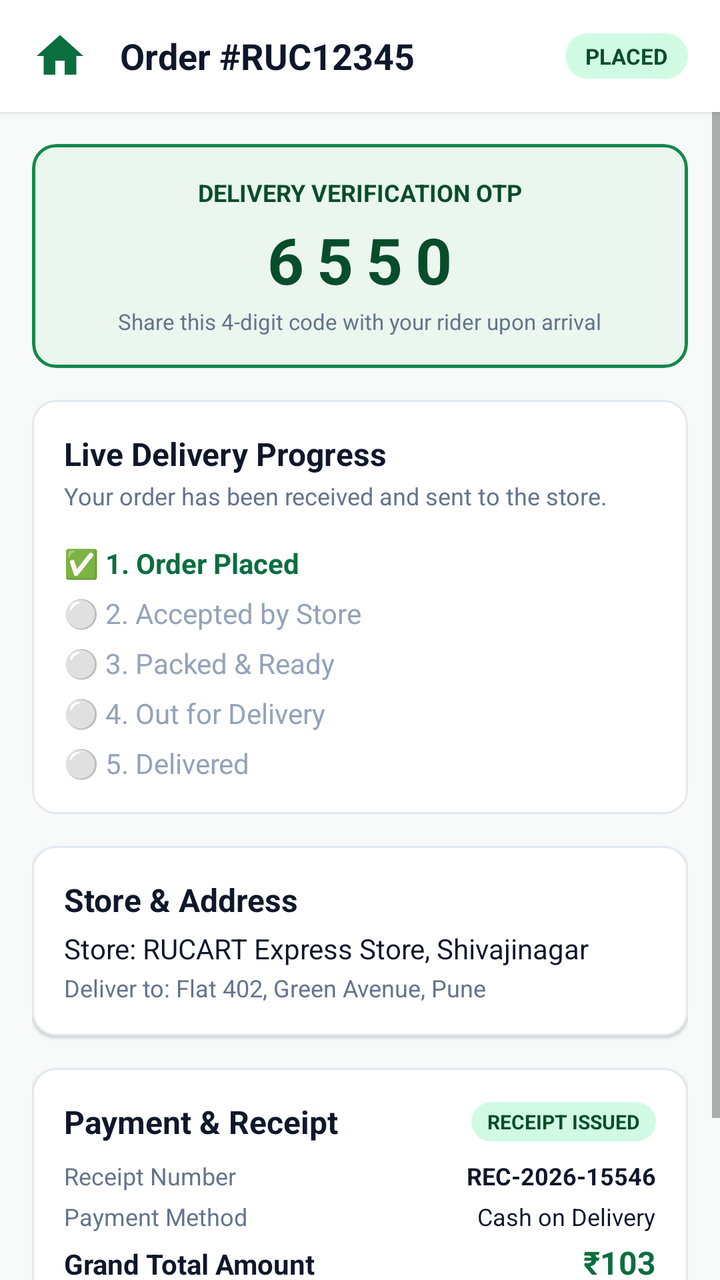
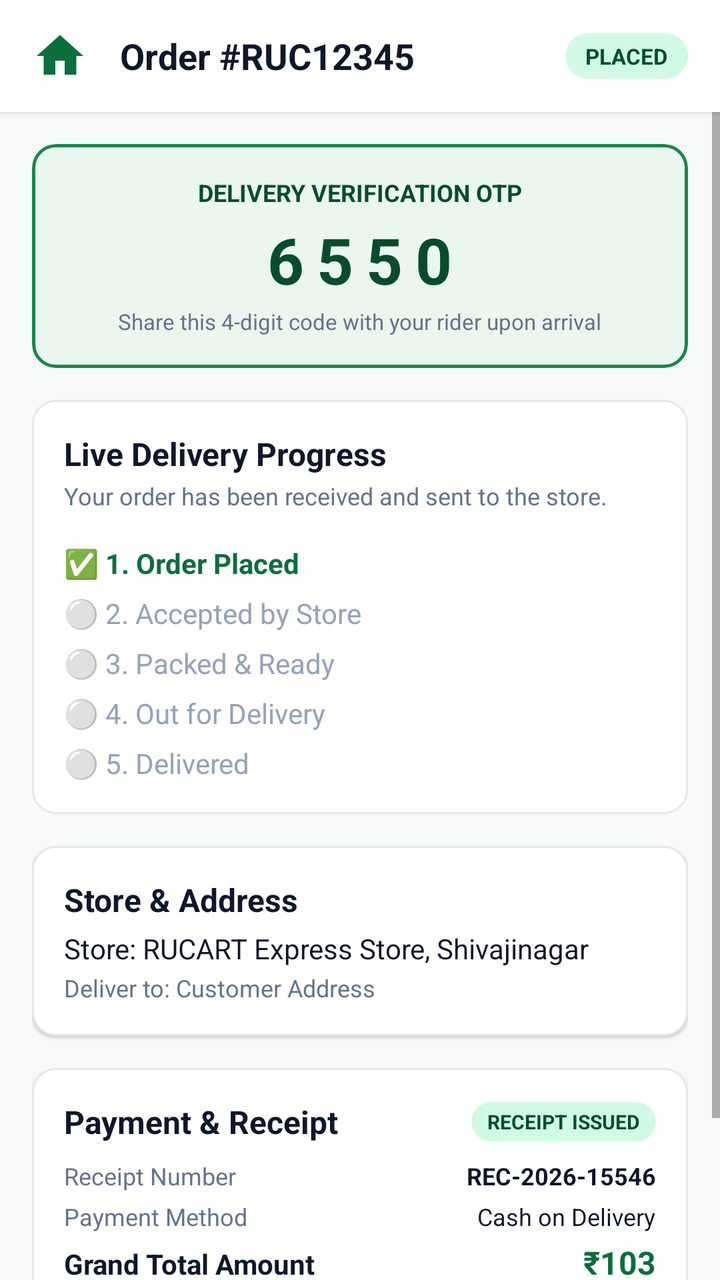

An Android layout rendered at two revisions. The XML below is the earlier revision; the diff shows what the commit changed to produce the second picture.
<!-- AndroidManifest.xml: application theme Theme.Rucart -->
<!-- res/layout/activity_order_detail.xml -->
<?xml version="1.0" encoding="utf-8"?>
<LinearLayout xmlns:android="http://schemas.android.com/apk/res/android"
    xmlns:app="http://schemas.android.com/apk/res-auto"
    android:layout_width="match_parent"
    android:layout_height="match_parent"
    android:background="@color/window_background"
    android:orientation="vertical">

    
    <LinearLayout
        android:layout_width="match_parent"
        android:layout_height="56dp"
        android:background="@color/white"
        android:elevation="2dp"
        android:gravity="center_vertical"
        android:orientation="horizontal"
        android:paddingHorizontal="@dimen/spacing_medium">

        <ImageView
            android:id="@+id/btnBackOrderDetail"
            android:layout_width="28dp"
            android:layout_height="28dp"
            android:background="?attr/selectableItemBackgroundBorderless"
            android:src="@drawable/ic_home" />

        <TextView
            android:id="@+id/tvOrderDetailNumber"
            android:layout_width="0dp"
            android:layout_height="wrap_content"
            android:layout_marginStart="@dimen/spacing_medium"
            android:layout_weight="1"
            android:text="Order #RUC12345"
            android:textColor="@color/text_primary"
            android:textSize="@dimen/text_heading"
            android:textStyle="bold" />

        <TextView
            android:id="@+id/tvOrderDetailStatusBadge"
            android:layout_width="wrap_content"
            android:layout_height="wrap_content"
            android:background="@drawable/bg_badge_green"
            android:paddingHorizontal="10dp"
            android:paddingVertical="4dp"
            android:text="PLACED"
            android:textColor="@color/primary_green_dark"
            android:textSize="11sp"
            android:textStyle="bold" />
    </LinearLayout>

    <ScrollView
        android:layout_width="match_parent"
        android:layout_height="0dp"
        android:layout_weight="1"
        android:fillViewport="true">

        <LinearLayout
            android:layout_width="match_parent"
            android:layout_height="wrap_content"
            android:orientation="vertical"
            android:padding="@dimen/spacing_medium">

            
            <com.google.android.material.card.MaterialCardView
                android:layout_width="match_parent"
                android:layout_height="wrap_content"
                app:cardBackgroundColor="@color/primary_green_ultra_light"
                app:cardCornerRadius="@dimen/corner_radius_medium"
                app:cardElevation="0dp"
                app:strokeColor="@color/primary_green_light"
                app:strokeWidth="1.5dp">

                <LinearLayout
                    android:layout_width="match_parent"
                    android:layout_height="wrap_content"
                    android:gravity="center"
                    android:orientation="vertical"
                    android:padding="@dimen/spacing_medium">

                    <TextView
                        android:layout_width="wrap_content"
                        android:layout_height="wrap_content"
                        android:text="DELIVERY VERIFICATION OTP"
                        android:textColor="@color/primary_green_dark"
                        android:textSize="12sp"
                        android:textStyle="bold" />

                    <TextView
                        android:id="@+id/tvOrderOtp"
                        android:layout_width="wrap_content"
                        android:layout_height="wrap_content"
                        android:layout_marginTop="4dp"
                        android:letterSpacing="0.2"
                        android:text="6550"
                        android:textColor="@color/primary_green_dark"
                        android:textSize="32sp"
                        android:textStyle="bold" />

                    <TextView
                        android:layout_width="wrap_content"
                        android:layout_height="wrap_content"
                        android:layout_marginTop="2dp"
                        android:text="Share this 4-digit code with your rider upon arrival"
                        android:textColor="@color/text_secondary"
                        android:textSize="11sp" />
                </LinearLayout>
            </com.google.android.material.card.MaterialCardView>

            
            <com.google.android.material.card.MaterialCardView
                android:layout_width="match_parent"
                android:layout_height="wrap_content"
                android:layout_marginTop="@dimen/spacing_medium"
                app:cardCornerRadius="@dimen/corner_radius_medium"
                app:cardElevation="1dp"
                app:strokeColor="@color/divider_color"
                app:strokeWidth="1dp">

                <LinearLayout
                    android:layout_width="match_parent"
                    android:layout_height="wrap_content"
                    android:orientation="vertical"
                    android:padding="@dimen/spacing_medium">

                    <TextView
                        android:layout_width="wrap_content"
                        android:layout_height="wrap_content"
                        android:text="Live Delivery Progress"
                        android:textColor="@color/text_primary"
                        android:textSize="@dimen/text_subheading"
                        android:textStyle="bold" />

                    <TextView
                        android:id="@+id/tvStatusDescription"
                        android:layout_width="wrap_content"
                        android:layout_height="wrap_content"
                        android:layout_marginTop="2dp"
                        android:text="Your order has been received and sent to the store."
                        android:textColor="@color/text_secondary"
                        android:textSize="@dimen/text_caption" />

                    
                    <LinearLayout
                        android:layout_width="match_parent"
                        android:layout_height="wrap_content"
                        android:layout_marginTop="@dimen/spacing_medium"
                        android:orientation="vertical">

                        <TextView
                            android:id="@+id/stepPlaced"
                            android:layout_width="wrap_content"
                            android:layout_height="wrap_content"
                            android:text="✅ 1. Order Placed"
                            android:textColor="@color/primary_green"
                            android:textSize="@dimen/text_body"
                            android:textStyle="bold" />

                        <TextView
                            android:id="@+id/stepAccepted"
                            android:layout_width="wrap_content"
                            android:layout_height="wrap_content"
                            android:layout_marginTop="6dp"
                            android:text="⚪ 2. Accepted by Store"
                            android:textColor="@color/text_muted"
                            android:textSize="@dimen/text_body" />

                        <TextView
                            android:id="@+id/stepPreparing"
                            android:layout_width="wrap_content"
                            android:layout_height="wrap_content"
                            android:layout_marginTop="6dp"
                            android:text="⚪ 3. Packed &amp; Ready"
                            android:textColor="@color/text_muted"
                            android:textSize="@dimen/text_body" />

                        <TextView
                            android:id="@+id/stepOutForDelivery"
                            android:layout_width="wrap_content"
                            android:layout_height="wrap_content"
                            android:layout_marginTop="6dp"
                            android:text="⚪ 4. Out for Delivery"
                            android:textColor="@color/text_muted"
                            android:textSize="@dimen/text_body" />

                        <TextView
                            android:id="@+id/stepDelivered"
                            android:layout_width="wrap_content"
                            android:layout_height="wrap_content"
                            android:layout_marginTop="6dp"
                            android:text="⚪ 5. Delivered"
                            android:textColor="@color/text_muted"
                            android:textSize="@dimen/text_body" />
                    </LinearLayout>
                </LinearLayout>
            </com.google.android.material.card.MaterialCardView>

            
            <com.google.android.material.card.MaterialCardView
                android:layout_width="match_parent"
                android:layout_height="wrap_content"
                android:layout_marginTop="@dimen/spacing_medium"
                app:cardCornerRadius="@dimen/corner_radius_medium"
                app:cardElevation="1dp"
                app:strokeColor="@color/divider_color"
                app:strokeWidth="1dp">

                <LinearLayout
                    android:layout_width="match_parent"
                    android:layout_height="wrap_content"
                    android:orientation="vertical"
                    android:padding="@dimen/spacing_medium">

                    <TextView
                        android:layout_width="wrap_content"
                        android:layout_height="wrap_content"
                        android:text="Store &amp; Address"
                        android:textColor="@color/text_primary"
                        android:textSize="@dimen/text_subheading"
                        android:textStyle="bold" />

                    <TextView
                        android:id="@+id/tvOrderStoreName"
                        android:layout_width="wrap_content"
                        android:layout_height="wrap_content"
                        android:layout_marginTop="4dp"
                        android:text="Store: RUCART Express Store, Shivajinagar"
                        android:textColor="@color/text_primary"
                        android:textSize="@dimen/text_body" />

                    <TextView
                        android:id="@+id/tvOrderDeliveryAddr"
                        android:layout_width="wrap_content"
                        android:layout_height="wrap_content"
                        android:layout_marginTop="2dp"
                        android:text="Deliver to: Flat 402, Green Avenue, Pune"
                        android:textColor="@color/text_secondary"
                        android:textSize="@dimen/text_caption" />
                </LinearLayout>
            </com.google.android.material.card.MaterialCardView>

            
            <com.google.android.material.card.MaterialCardView
                android:layout_width="match_parent"
                android:layout_height="wrap_content"
                android:layout_marginTop="@dimen/spacing_medium"
                app:cardCornerRadius="@dimen/corner_radius_medium"
                app:cardElevation="1dp"
                app:strokeColor="@color/divider_color"
                app:strokeWidth="1dp">

                <LinearLayout
                    android:layout_width="match_parent"
                    android:layout_height="wrap_content"
                    android:orientation="vertical"
                    android:padding="@dimen/spacing_medium">

                    <LinearLayout
                        android:layout_width="match_parent"
                        android:layout_height="wrap_content"
                        android:gravity="center_vertical"
                        android:orientation="horizontal">

                        <TextView
                            android:layout_width="0dp"
                            android:layout_height="wrap_content"
                            android:layout_weight="1"
                            android:text="Payment &amp; Receipt"
                            android:textColor="@color/text_primary"
                            android:textSize="@dimen/text_subheading"
                            android:textStyle="bold" />

                        <TextView
                            android:id="@+id/tvReceiptBadge"
                            android:layout_width="wrap_content"
                            android:layout_height="wrap_content"
                            android:background="@drawable/bg_badge_green"
                            android:paddingHorizontal="8dp"
                            android:paddingVertical="3dp"
                            android:text="RECEIPT ISSUED"
                            android:textColor="@color/primary_green_dark"
                            android:textSize="10sp"
                            android:textStyle="bold" />
                    </LinearLayout>

                    <LinearLayout
                        android:layout_width="match_parent"
                        android:layout_height="wrap_content"
                        android:layout_marginTop="8dp"
                        android:orientation="horizontal">

                        <TextView
                            android:layout_width="0dp"
                            android:layout_height="wrap_content"
                            android:layout_weight="1"
                            android:text="Receipt Number"
                            android:textColor="@color/text_secondary"
                            android:textSize="@dimen/text_caption" />

                        <TextView
                            android:id="@+id/tvReceiptNumber"
                            android:layout_width="wrap_content"
                            android:layout_height="wrap_content"
                            android:text="REC-2026-15546"
                            android:textColor="@color/text_primary"
                            android:textSize="@dimen/text_caption"
                            android:textStyle="bold" />
                    </LinearLayout>

                    <LinearLayout
                        android:layout_width="match_parent"
                        android:layout_height="wrap_content"
                        android:layout_marginTop="4dp"
                        android:orientation="horizontal">

                        <TextView
                            android:layout_width="0dp"
                            android:layout_height="wrap_content"
                            android:layout_weight="1"
                            android:text="Payment Method"
                            android:textColor="@color/text_secondary"
                            android:textSize="@dimen/text_caption" />

                        <TextView
                            android:id="@+id/tvPaymentMethod"
                            android:layout_width="wrap_content"
                            android:layout_height="wrap_content"
                            android:text="Cash on Delivery"
                            android:textColor="@color/text_primary"
                            android:textSize="@dimen/text_caption" />
                    </LinearLayout>

                    <LinearLayout
                        android:layout_width="match_parent"
                        android:layout_height="wrap_content"
                        android:layout_marginTop="4dp"
                        android:orientation="horizontal">

                        <TextView
                            android:layout_width="0dp"
                            android:layout_height="wrap_content"
                            android:layout_weight="1"
                            android:text="Grand Total Amount"
                            android:textColor="@color/text_primary"
                            android:textSize="@dimen/text_body"
                            android:textStyle="bold" />

                        <TextView
                            android:id="@+id/tvOrderDetailTotal"
                            android:layout_width="wrap_content"
                            android:layout_height="wrap_content"
                            android:text="₹103"
                            android:textColor="@color/primary_green"
                            android:textSize="@dimen/text_subheading"
                            android:textStyle="bold" />
                    </LinearLayout>

                    
                    <androidx.appcompat.widget.AppCompatButton
                        android:id="@+id/btnDownloadReceipt"
                        android:layout_width="match_parent"
                        android:layout_height="44dp"
                        android:layout_marginTop="@dimen/spacing_medium"
                        android:background="@drawable/bg_button_secondary"
                        android:text="📄 View &amp; Download Receipt"
                        android:textColor="@color/primary_green"
                        android:textSize="13sp"
                        android:textStyle="bold" />

                    
                    <androidx.appcompat.widget.AppCompatButton
                        android:id="@+id/btnCancelOrder"
                        android:layout_width="match_parent"
                        android:layout_height="44dp"
                        android:layout_marginTop="@dimen/spacing_small"
                        android:background="@drawable/bg_button_secondary"
                        android:text="❌ Cancel Order"
                        android:textColor="@color/danger_red"
                        android:textSize="13sp"
                        android:textStyle="bold"
                        android:visibility="gone" />

                </LinearLayout>
            </com.google.android.material.card.MaterialCardView>

        </LinearLayout>
    </ScrollView>

</LinearLayout>
<!-- resources referenced by this layout -->
<resources>
  <color name="danger_red">#EF4444</color>
  <color name="divider_color">#E2E8F0</color>
  <color name="primary_green">#0B6E3F</color>
  <color name="primary_green_dark">#074D2B</color>
  <color name="primary_green_light">#13884C</color>
  <color name="primary_green_ultra_light">#EAF6EE</color>
  <color name="text_muted">#94A3B8</color>
  <color name="text_primary">#0F172A</color>
  <color name="text_secondary">#64748B</color>
  <color name="white">#FFFFFF</color>
  <color name="window_background">#F8FAF9</color>
  <dimen name="corner_radius_medium">12dp</dimen>
  <dimen name="spacing_medium">16dp</dimen>
  <dimen name="spacing_small">8dp</dimen>
  <dimen name="text_body">14sp</dimen>
  <dimen name="text_caption">12sp</dimen>
  <dimen name="text_heading">18sp</dimen>
  <dimen name="text_subheading">16sp</dimen>
  <!-- drawable bg_badge_green (drawable) -->
  <?xml version="1.0" encoding="utf-8"?>
  <shape xmlns:android="http://schemas.android.com/apk/res/android"
      android:shape="rectangle">
      <solid android:color="@color/accent_green_light" />
      <corners android:radius="@dimen/corner_radius_pill" />
  </shape>
  <!-- drawable bg_button_secondary (drawable) -->
  <?xml version="1.0" encoding="utf-8"?>
  <ripple xmlns:android="http://schemas.android.com/apk/res/android"
      android:color="@color/primary_green_ultra_light">
      <item>
          <shape android:shape="rectangle">
              <solid android:color="@color/white" />
              <stroke
                  android:width="1.5dp"
                  android:color="@color/primary_green" />
              <corners android:radius="@dimen/corner_radius_medium" />
          </shape>
      </item>
  </ripple>
  <!-- drawable ic_home (drawable) -->
  <vector xmlns:android="http://schemas.android.com/apk/res/android"
      android:width="24dp"
      android:height="24dp"
      android:viewportWidth="24"
      android:viewportHeight="24">
      <path
          android:fillColor="@color/primary_green"
          android:pathData="M10,20v-6h4v6h5v-8h3L12,3 2,12h3v8z" />
  </vector>
  <style name="Theme.Rucart" parent="Theme.MaterialComponents.DayNight.NoActionBar">
          
          <item name="colorPrimary">@color/primary_green</item>
          <item name="colorPrimaryVariant">@color/primary_green_dark</item>
          <item name="colorOnPrimary">@color/text_on_primary</item>
  
          
          <item name="colorSecondary">@color/accent_green</item>
          <item name="colorSecondaryVariant">@color/primary_green_light</item>
          <item name="colorOnSecondary">@color/white</item>
  
          
          <item name="android:statusBarColor">@color/primary_green_dark</item>
          <item name="android:windowLightStatusBar">false</item>
          <item name="android:navigationBarColor">@color/white</item>
          <item name="android:windowLightNavigationBar">true</item>
  
          
          <item name="android:windowBackground">@color/window_background</item>
      </style>
  <color name="accent_green_light">#D1FAE5</color>
  <dimen name="corner_radius_pill">999dp</dimen>
  <color name="text_on_primary">#FFFFFF</color>
  <color name="accent_green">#00A859</color>
</resources>

<!-- the commit's change to res/layout/activity_order_detail.xml (unified diff, before → after) -->
@@ -231,7 +231,7 @@
                         android:layout_width="wrap_content"
                         android:layout_height="wrap_content"
                         android:layout_marginTop="2dp"
-                        android:text="Deliver to: Flat 402, Green Avenue, Pune"
+                        android:text="Deliver to: Customer Address"
                         android:textColor="@color/text_secondary"
                         android:textSize="@dimen/text_caption" />
                 </LinearLayout>
